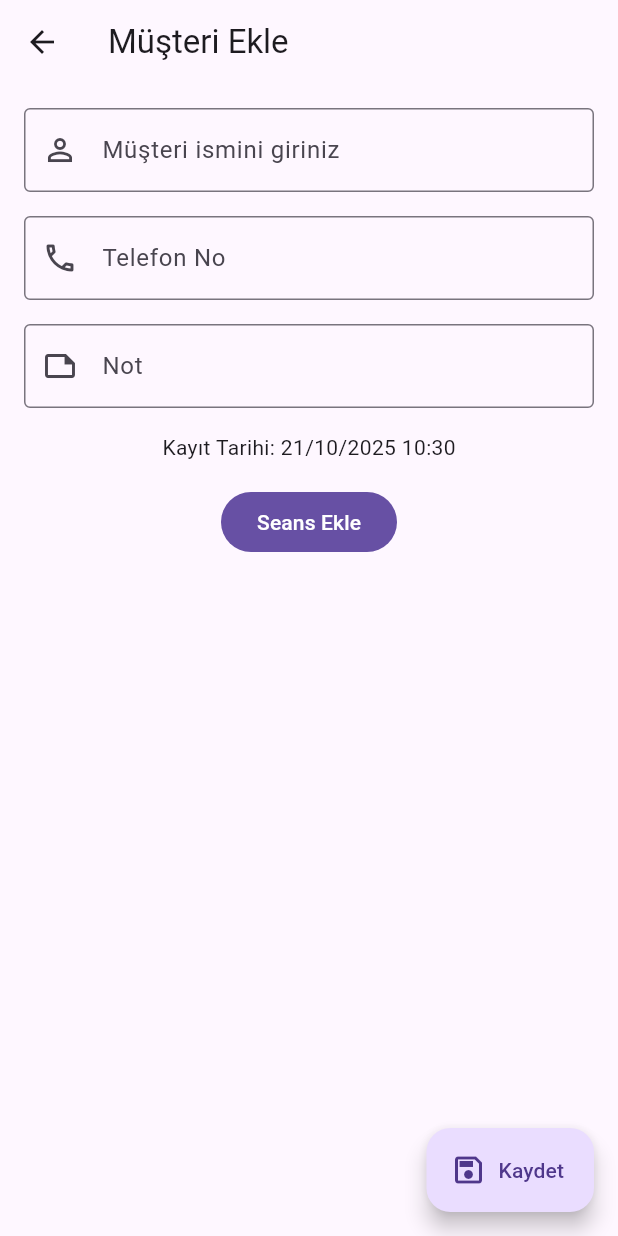
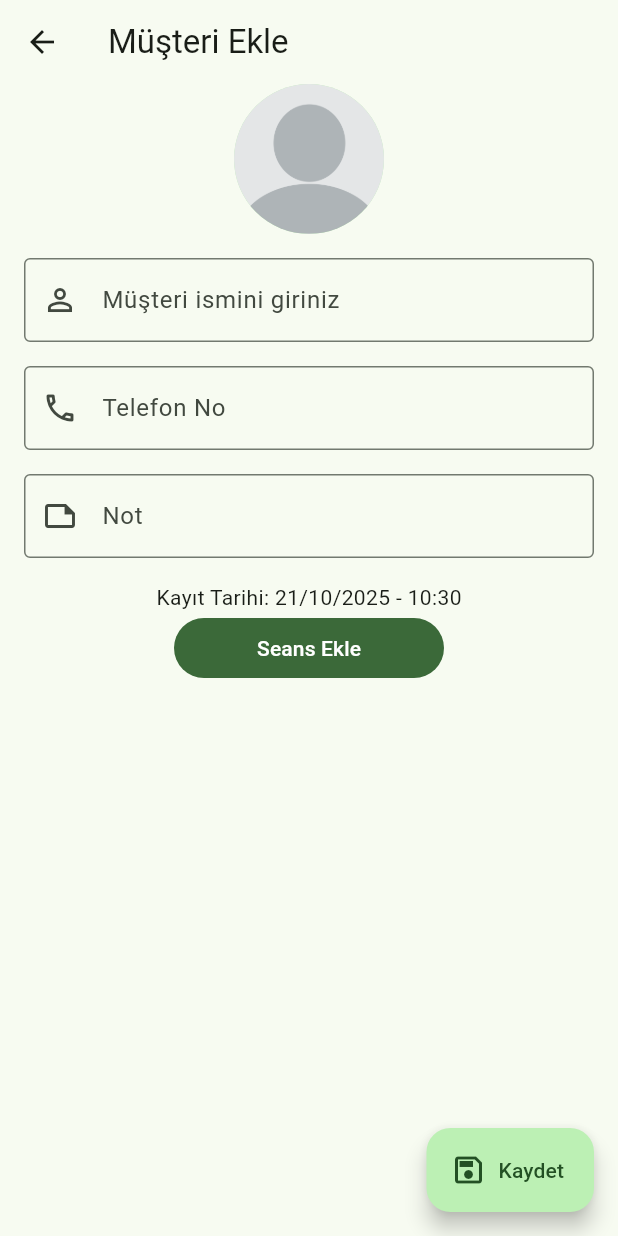
Before and after one commit to meminglr/ra_clinic, a Flutter app: the screen it shows after launch, after a tap on "Müşteri Ekle", on a phone screen of 412 x 824 dp. Run offline on Flutter 3.47's test engine with Material 3 defaults, Android fonts, the light colour scheme and no system bars.

Commit message:
added blank pp , removed seans can addeble back , date picker for register date , removable seans

```diff
--- a/lib/main.dart
+++ b/lib/main.dart
@@ -10,6 +10,13 @@ class MainApp extends StatelessWidget {
 
   @override
   Widget build(BuildContext context) {
-    return MaterialApp(debugShowCheckedModeBanner: false, home: const Home());
+    return MaterialApp(
+      theme: ThemeData(
+        useMaterial3: true,
+        colorScheme: ColorScheme.fromSeed(seedColor: Colors.green),
+      ),
+      debugShowCheckedModeBanner: false,
+      home: const Home(),
+    );
   }
 }
--- a/lib/model/costumer_model.dart
+++ b/lib/model/costumer_model.dart
@@ -2,16 +2,18 @@ import 'package:ra_clinic/model/seans_model.dart';
 
 class CostumerModel {
   final String id;
+  final String profileImage;
   final String name;
   final String phone;
   final String? notes;
-  final String startDate;
+  final DateTime startDate;
   final DateTime? endDate;
   final SeansModel? seans;
   final int? seansCount;
   final List<SeansModel>? seansList;
 
   CostumerModel({
+    this.profileImage = "assets/avatar.png",
     this.seansCount,
     this.notes,
     this.seans,
--- a/lib/model/seans_model.dart
+++ b/lib/model/seans_model.dart
@@ -4,17 +4,19 @@ class SeansModel {
   final int id;
   final String name;
   final String description;
-  final String startDate;
-  final String endDate;
+  final DateTime startDate;
+  final DateTime? endDate;
   final int seansCount;
   final TextEditingController noteController = TextEditingController();
+  bool isDeleted;
 
   SeansModel(
     this.description, {
+    this.isDeleted = false,
     required this.seansCount,
     required this.id,
     required this.name,
     required this.startDate,
-    required this.endDate,
+    this.endDate,
   });
 }
--- a/lib/screens/add_costumer_page.dart
+++ /dev/null
@@ -1,173 +0,0 @@
-import 'package:flutter/material.dart';
-import 'package:intl/intl.dart';
-import 'package:ra_clinic/model/costumer_model.dart';
-import 'package:ra_clinic/model/seans_model.dart';
-
-class AddCostumerPage extends StatefulWidget {
-  const AddCostumerPage({super.key});
-
-  @override
-  State<AddCostumerPage> createState() => _AddCostumerPageState();
-}
-
-class _AddCostumerPageState extends State<AddCostumerPage> {
-  final TextEditingController _nameController = TextEditingController();
-  final TextEditingController _telNoController = TextEditingController();
-  final TextEditingController _noteController = TextEditingController();
-
-  int _seansCount = 0;
-  final List<SeansModel> _seansList = [];
-
-  final _formKey = GlobalKey<FormState>();
-  String kayitTarihi = "";
-
-  void seansEkle() {
-    _seansCount = _seansCount + 1;
-    setState(() {});
-    _seansList.add(
-      SeansModel(
-        "description",
-        id: 1,
-        name: "name",
-        startDate: "",
-        endDate: "endDate",
-        seansCount: _seansCount,
-      ),
-    );
-    setState(() {});
-  }
-
-  void tarihVeSaatAl() {
-    DateTime now = DateTime.now();
-    kayitTarihi = DateFormat('dd/MM/yyyy HH:mm').format(now);
-  }
-
-  void saveAndReturn() {
-    if (_nameController.text.isNotEmpty || _formKey.currentState!.validate()) {
-      final CostumerModel newCostumer = CostumerModel(
-        id: "1",
-        name: _nameController.text,
-        phone: _telNoController.text,
-        startDate: kayitTarihi,
-        notes: _noteController.text,
-        seansList: _seansList,
-      );
-      Navigator.pop(context, newCostumer);
-    } else {
-      ScaffoldMessenger.of(
-        context,
-      ).showSnackBar(SnackBar(content: Text("Gerekli alanları doldurunuz")));
-    }
-  }
-
-  @override
-  void initState() {
-    // TODO: implement initState
-    super.initState();
-    tarihVeSaatAl();
-  }
-
-  @override
-  void dispose() {
-    _nameController.dispose();
-    super.dispose();
-  }
-
-  @override
-  Widget build(BuildContext context) {
-    return Scaffold(
-      appBar: AppBar(title: const Text("Müşteri Ekle")),
-      floatingActionButton: FloatingActionButton.extended(
-        onPressed: () {
-          saveAndReturn();
-          //  Navigator.pop(context);
-        },
-        label: const Text("Kaydet"),
-        icon: const Icon(Icons.save_outlined),
-      ),
-      body: Center(
-        child: Padding(
-          padding: const EdgeInsets.all(16.0),
-          child: Form(
-            key: _formKey,
-            child: Column(
-              spacing: 16,
-              children: [
-                TextFormField(
-                  validator: (value) {
-                    if (value == null || value.isEmpty) {
-                      return 'Lütfen müşteri ismini giriniz';
-                    }
-                    return null;
-                  },
-                  controller: _nameController,
-                  decoration: InputDecoration(
-                    hintText: "Müşteri ismini giriniz",
-                    border: OutlineInputBorder(),
-                    prefixIcon: Icon(Icons.person_outline),
-                  ),
-                ),
-                TextFormField(
-                  controller: _telNoController,
-                  keyboardType: TextInputType.phone,
-                  decoration: InputDecoration(
-                    hintText: "Telefon No",
-                    border: OutlineInputBorder(),
-                    prefixIcon: Icon(Icons.phone_outlined),
-                  ),
-                ),
-                TextFormField(
-                  controller: _noteController,
-                  decoration: InputDecoration(
-                    hintText: "Not",
-                    border: OutlineInputBorder(),
-                    prefixIcon: Icon(Icons.note_outlined),
-                  ),
-                ),
-                Text("Kayıt Tarihi: $kayitTarihi"),
-                FilledButton(
-                  onPressed: () {
-                    seansEkle();
-                    setState(() {});
-                  },
-                  child: Text("Seans Ekle"),
-                ),
-                Expanded(
-                  child: ListView.builder(
-                    itemCount: _seansList.length,
-                    itemBuilder: (context, index) {
-                      SeansModel seans = _seansList[index];
-                      return Column(
-                        children: [
-                          Card.filled(
-                            child: Padding(
-                              padding: const EdgeInsets.all(8.0),
-                              child: Column(
-                                crossAxisAlignment: CrossAxisAlignment.start,
-                                children: [
-                                  Text("${seans.seansCount}. Seans"),
-                                  TextFormField(
-                                    controller: seans.noteController,
-                                    decoration: InputDecoration(
-                                      hintText: "Not",
-                                      border: OutlineInputBorder(),
-                                      prefixIcon: Icon(Icons.note_outlined),
-                                    ),
-                                  ),
-                                ],
-                              ),
-                            ),
-                          ),
-                        ],
-                      );
-                    },
-                  ),
-                ),
-              ],
-            ),
-          ),
-        ),
-      ),
-    );
-  }
-}
--- /dev/null
+++ b/lib/screens/add_costumer_pagecopy.dart
@@ -0,0 +1,245 @@
+import 'package:flutter/material.dart';
+import 'package:intl/intl.dart';
+import 'package:ra_clinic/model/costumer_model.dart';
+import 'package:ra_clinic/model/seans_model.dart';
+
+class AddCostumerPage2 extends StatefulWidget {
+  const AddCostumerPage2({super.key});
+
+  @override
+  State<AddCostumerPage2> createState() => _AddCostumerPage2State();
+}
+
+class _AddCostumerPage2State extends State<AddCostumerPage2> {
+  final TextEditingController _nameController = TextEditingController();
+  final TextEditingController _telNoController = TextEditingController();
+  final TextEditingController _noteController = TextEditingController();
+  final List<SeansModel> _seansList = [];
+
+  DateTime now = DateTime.now();
+
+  final _formKey = GlobalKey<FormState>();
+  String kayitTarihi = "";
+
+  void removeSeans(int index) {
+    if (_seansList.isNotEmpty) {
+      _seansList[index].isDeleted = !_seansList[index].isDeleted;
+      setState(() {});
+    }
+  }
+
+  void seansEkle() {
+    _seansList.add(
+      SeansModel(
+        "description",
+        id: 1,
+        name: "name",
+        startDate: now,
+        seansCount: _seansList.length + 1,
+      ),
+    );
+    setState(() {});
+  }
+
+  void tarihVeSaatAl() {
+    kayitTarihi = DateFormat('dd/MM/yyyy HH:mm').format(now);
+    setState(() {});
+  }
+
+  void saveAndReturn() {
+    if (_nameController.text.isNotEmpty || _formKey.currentState!.validate()) {
+      final CostumerModel newCostumer = CostumerModel(
+        id: "1",
+        name: _nameController.text,
+        phone: _telNoController.text,
+        startDate: now,
+        notes: _noteController.text,
+        seansList: _seansList,
+      );
+      Navigator.pop(context, newCostumer);
+    } else {
+      ScaffoldMessenger.of(
+        context,
+      ).showSnackBar(SnackBar(content: Text("Gerekli alanları doldurunuz")));
+    }
+  }
+
+  Future<void> _tarihSec(BuildContext context) async {
+    final DateTime? secilenTarih = await showDatePicker(
+      context: context,
+      initialDate: now, // İlk gösterilecek tarih
+      firstDate: DateTime(2000), // Seçilebilecek en erken tarih
+      lastDate: DateTime(2030), // Seçilebilecek en geç tarih
+    );
+
+    if (secilenTarih != null && secilenTarih != now) {
+      setState(() {
+        now = secilenTarih; // State'i güncelle
+      });
+    }
+  }
+
+  @override
+  void initState() {
+    // TODO: implement initState
+    super.initState();
+    tarihVeSaatAl();
+  }
+
+  @override
+  void dispose() {
+    _nameController.dispose();
+    _telNoController.dispose();
+    _noteController.dispose();
+    for (var seans in _seansList) {
+      seans.noteController.dispose();
+    }
+    super.dispose();
+  }
+
+  @override
+  Widget build(BuildContext context) {
+    return Scaffold(
+      appBar: AppBar(title: const Text("Müşteri Ekle")),
+      floatingActionButton: FloatingActionButton.extended(
+        onPressed: () {
+          saveAndReturn();
+          //  Navigator.pop(context);
+        },
+        label: const Text("Kaydet"),
+        icon: const Icon(Icons.save_outlined),
+      ),
+      body: Padding(
+        padding: const EdgeInsets.symmetric(horizontal: 16),
+        child: CustomScrollView(
+          slivers: [
+            SliverToBoxAdapter(
+              child: Form(
+                key: _formKey,
+                child: Column(
+                  spacing: 16,
+                  children: [
+                    CircleAvatar(
+                      radius: 50,
+                      backgroundImage: AssetImage("assets/avatar.png"),
+                    ),
+                    TextFormField(
+                      validator: (value) {
+                        if (value == null || value.isEmpty) {
+                          return 'Lütfen müşteri ismini giriniz';
+                        }
+                        return null;
+                      },
+                      controller: _nameController,
+                      decoration: InputDecoration(
+                        hintText: "Müşteri ismini giriniz",
+                        border: OutlineInputBorder(),
+                        prefixIcon: Icon(Icons.person_outline),
+                      ),
+                    ),
+                    TextFormField(
+                      controller: _telNoController,
+                      keyboardType: TextInputType.phone,
+                      decoration: InputDecoration(
+                        hintText: "Telefon No",
+                        border: OutlineInputBorder(),
+                        prefixIcon: Icon(Icons.phone_outlined),
+                      ),
+                    ),
+                    TextFormField(
+                      controller: _noteController,
+                      decoration: InputDecoration(
+                        hintText: "Not",
+                        border: OutlineInputBorder(),
+                        prefixIcon: Icon(Icons.note_outlined),
+                      ),
+                    ),
+                    GestureDetector(
+                      onTap: () {
+                        _tarihSec(context);
+                        tarihVeSaatAl();
+                      },
+                      child: Text(
+                        "Kayıt Tarihi: ${now.day}/${now.month}/${now.year} - ${now.hour}:${now.minute}",
+                      ),
+                    ),
+                  ],
+                ),
+              ),
+            ),
+            SliverList.builder(
+              itemCount: _seansList.length,
+              itemBuilder: (context, index) {
+                SeansModel seans = _seansList[index];
+                return Column(
+                  children: [
+                    seans.isDeleted
+                        ? GestureDetector(
+                            onTap: () => removeSeans(index),
+                            child: Text("${seans.seansCount}. Seansı Ekle"),
+                          )
+                        : Card.filled(
+                            color: Colors.green.shade100,
+                            child: Padding(
+                              padding: const EdgeInsets.only(
+                                left: 16,
+                                right: 16,
+                                top: 8,
+                                bottom: 16,
+                              ),
+                              child: Column(
+                                crossAxisAlignment: CrossAxisAlignment.start,
+                                children: [
+                                  Row(
+                                    mainAxisAlignment:
+                                        MainAxisAlignment.spaceBetween,
+
+                                    children: [
+                                      Text(
+                                        "${seans.seansCount}. Seans",
+                                        style: TextStyle(
+                                          fontWeight: FontWeight.bold,
+                                          fontSize: 16,
+                                        ),
+                                      ),
+                                      IconButton(
+                                        onPressed: () {
+                                          removeSeans(index);
+                                        },
+                                        icon: Icon(Icons.delete_outline),
+                                      ),
+                                    ],
+                                  ),
+                                  TextFormField(
+                                    controller: seans.noteController,
+                                    decoration: InputDecoration(
+                                      hintText: "Seans Notu Ekle",
+                                      border: OutlineInputBorder(),
+                                      prefixIcon: Icon(Icons.note_outlined),
+                                    ),
+                                  ),
+                                ],
+                              ),
+                            ),
+                          ),
+                  ],
+                );
+              },
+            ),
+            SliverToBoxAdapter(
+              child: Padding(
+                padding: const EdgeInsets.symmetric(horizontal: 100),
+                child: FilledButton(
+                  onPressed: () {
+                    seansEkle();
+                  },
+                  child: Text("Seans Ekle"),
+                ),
+              ),
+            ),
+          ],
+        ),
+      ),
+    );
+  }
+}
--- a/lib/screens/costumers_page.dart
+++ b/lib/screens/costumers_page.dart
@@ -1,7 +1,7 @@
 import 'package:flutter/cupertino.dart';
 import 'package:flutter/material.dart';
 import 'package:ra_clinic/model/costumer_model.dart';
-import 'package:ra_clinic/screens/add_costumer_page.dart';
+import 'package:ra_clinic/screens/add_costumer_pagecopy.dart';
 
 class Costumers extends StatefulWidget {
   const Costumers({super.key});
@@ -16,7 +16,7 @@ class _CostumersState extends State<Costumers> {
   void navigateToAddCostumerPage() async {
     final CostumerModel? newCostumer = await Navigator.push<CostumerModel>(
       context,
-      CupertinoPageRoute(builder: (builder) => const AddCostumerPage()),
+      CupertinoPageRoute(builder: (builder) => const AddCostumerPage2()),
     );
 
     if (newCostumer != null) {
--- a/pubspec.yaml
+++ b/pubspec.yaml
@@ -1,6 +1,6 @@
 name: ra_clinic
 description: "A new Flutter project."
-publish_to: 'none'
+publish_to: "none"
 version: 0.1.0
 
 environment:
@@ -18,3 +18,6 @@ dev_dependencies:
 
 flutter:
   uses-material-design: true
+
+  assets:
+    - assets/
```
Also changed, not shown: assets/avatar.png (added).
